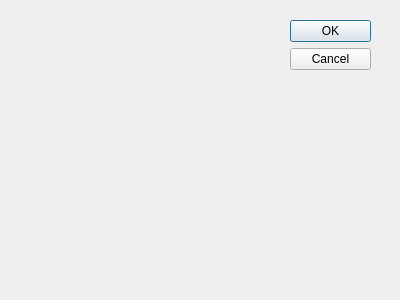
The window that registerwindow.ui (ouailja3far/CinemaProject) describes before a commit, drawn with Qt 5.
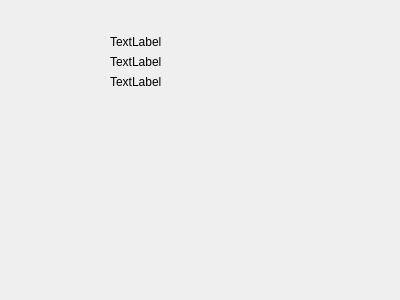
The same window after the commit.

Diff of the .ui file:
```diff
--- a/registerwindow.ui
+++ b/registerwindow.ui
@@ -13,21 +13,38 @@
   <property name="windowTitle">
    <string>Dialog</string>
   </property>
-  <widget class="QDialogButtonBox" name="buttonBox">
+  <widget class="QWidget" name="verticalLayoutWidget">
    <property name="geometry">
     <rect>
-     <x>290</x>
-     <y>20</y>
-     <width>81</width>
-     <height>241</height>
+     <x>110</x>
+     <y>35</y>
+     <width>131</width>
+     <height>81</height>
     </rect>
    </property>
-   <property name="orientation">
-    <enum>Qt::Vertical</enum>
-   </property>
-   <property name="standardButtons">
-    <set>QDialogButtonBox::Cancel|QDialogButtonBox::Ok</set>
-   </property>
+   <layout class="QFormLayout" name="formLayout">
+    <item row="0" column="0">
+     <widget class="QLabel" name="label">
+      <property name="text">
+       <string>TextLabel</string>
+      </property>
+     </widget>
+    </item>
+    <item row="1" column="0">
+     <widget class="QLabel" name="label_2">
+      <property name="text">
+       <string>TextLabel</string>
+      </property>
+     </widget>
+    </item>
+    <item row="2" column="0">
+     <widget class="QLabel" name="label_3">
+      <property name="text">
+       <string>TextLabel</string>
+      </property>
+     </widget>
+    </item>
+   </layout>
   </widget>
  </widget>
  <resources/>
```
Left out of the diff: 35 changed lines with no effect on the pictures.
